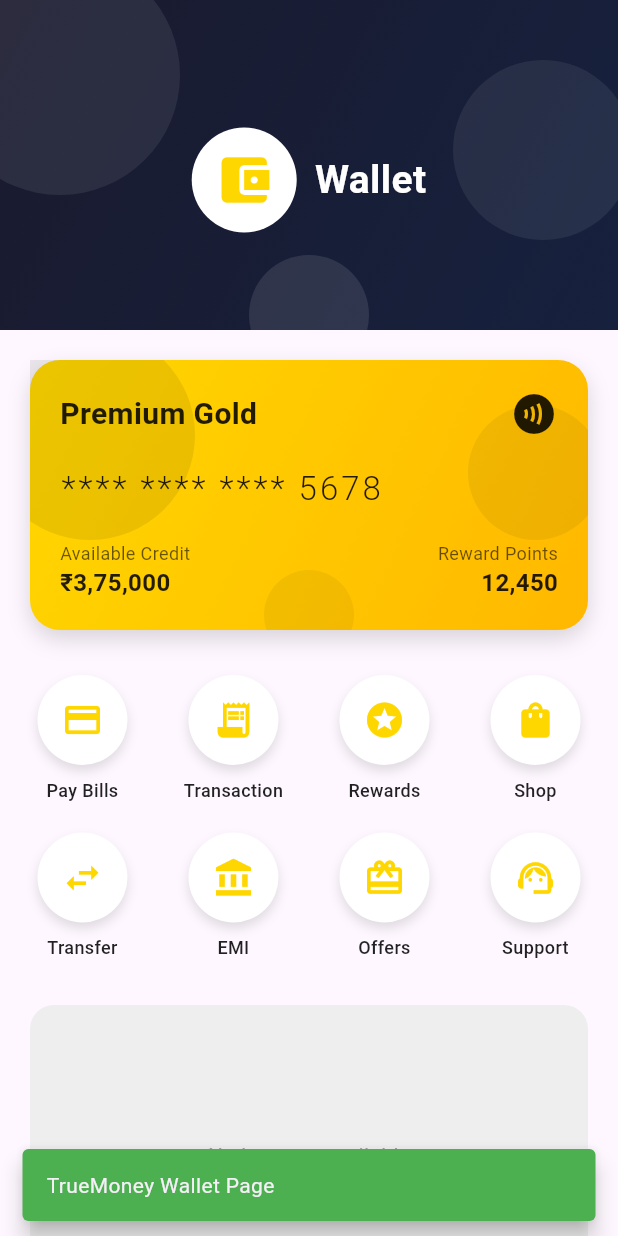
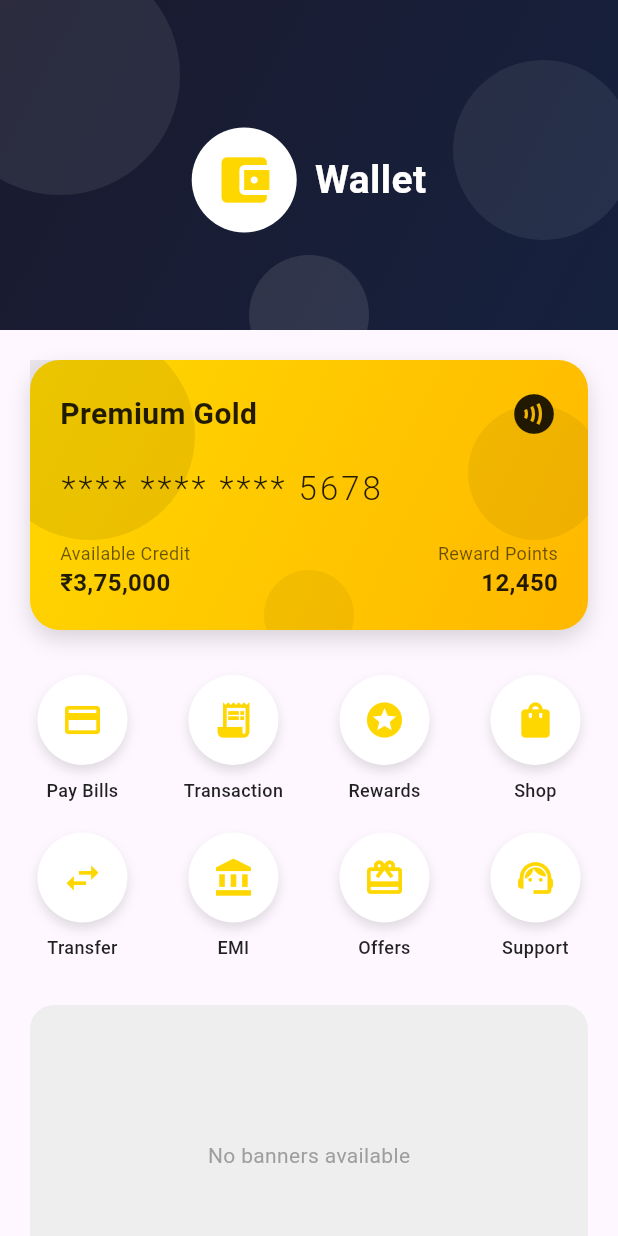
Before and after one commit to SurturFTW/CT-Flutter-Integration, a Flutter app: the screen it shows after launch, scrolled down 277 dp, after a tap on "FinTech PE", on a phone screen of 412 x 824 dp. Run offline on Flutter 3.47's test engine with Material 3 defaults, Android fonts, the phone set to English and light mode, and no system bars; our stand-ins replace cached_network_image, firebase_core, geolocator, permission_handler; missing offline and left inert: clevertap_plugin; accounts and stored records are empty.

Commit message:
/*Icon changed to CT*/

```diff
--- a/lib/main.dart
+++ b/lib/main.dart
@@ -511,7 +511,7 @@
   }
 
   void _navigateToTrueMoneyPage() {
-    _showSuccessSnackBar("TrueMoney Wallet Page");
+    // _showSuccessSnackBar("TrueMoney Wallet Page");
 
     Navigator.of(context).push(
       MaterialPageRoute(
--- a/pubspec.yaml
+++ b/pubspec.yaml
@@ -39,6 +39,12 @@
   permission_handler: ^11.3.1
   geolocator: ^13.0.2
   cached_network_image: ^3.3.1
+  flutter_launcher_icons: "^0.13.1"
+
+flutter_launcher_icons:
+  android: "launcher_icon"
+  ios: true
+  image_path: "logo.png"
 
 dev_dependencies:
   flutter_test:
```
Also changed, not shown: logo.png (added), 28 other files.
